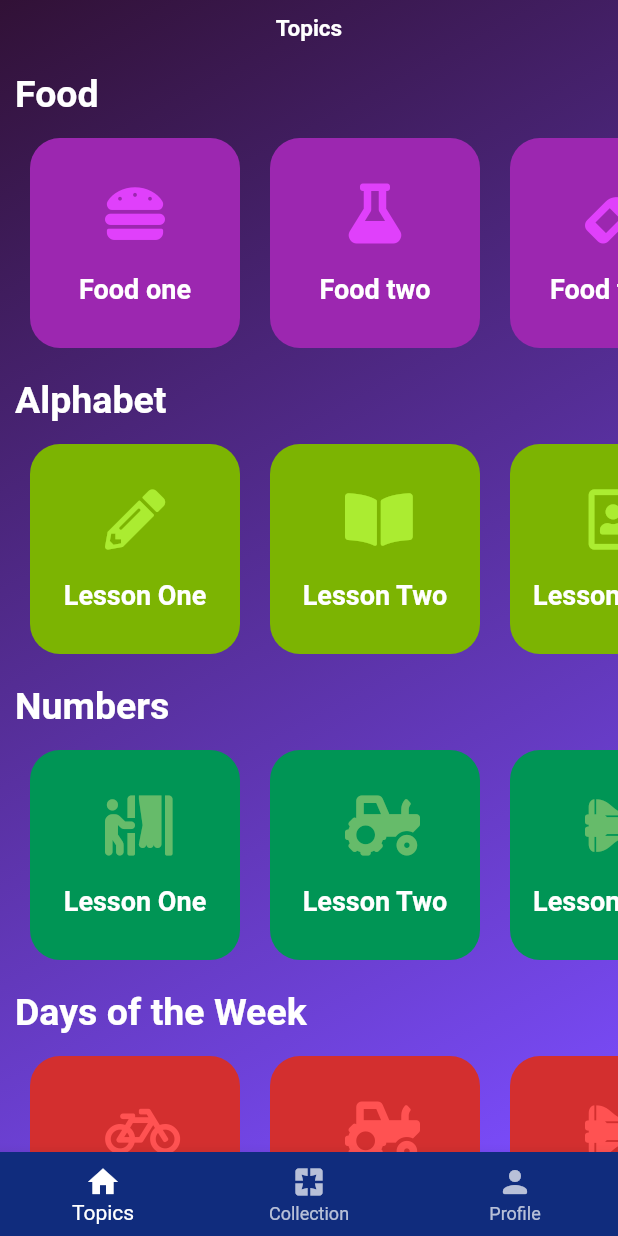
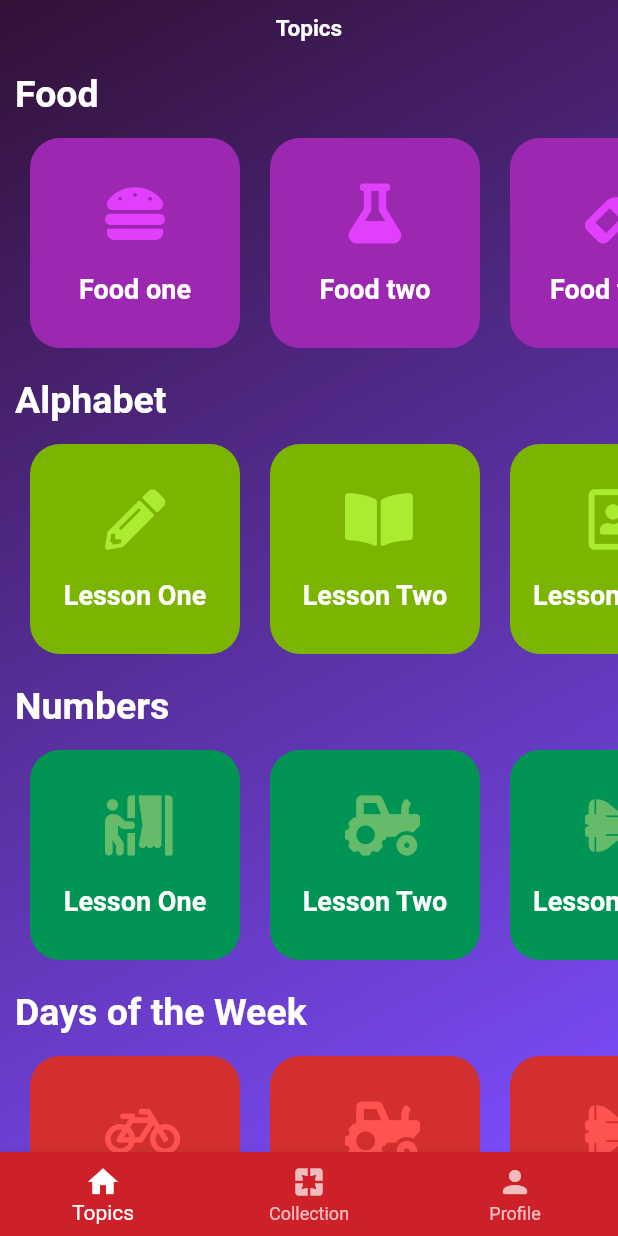
Before and after one commit to carolinemmcg2020/learn_tagalog, a Flutter app: the BottomNavBar screen opened directly, on a phone screen of 412 x 824 dp. Run offline on Flutter 3.47's test engine with Material 2 defaults, Android fonts, the phone set to English and light mode, and no system bars; drawn by our look-alikes of flutter_settings_screens; our stand-ins replace avatar_glow, cloud_firestore, firebase_auth, firebase_core, font_awesome_flutter, google_sign_in and 1 more; accounts and stored records are empty.

Commit message:
Changed Nav bar colour

```diff
--- a/lib/bottom_nav_bar.dart
+++ b/lib/bottom_nav_bar.dart
@@ -46,7 +46,7 @@ class _BottomNavBarState extends State<BottomNavBar> {
         child: _pageOptions.elementAt(_selectedIndex),
       ),
       bottomNavigationBar: BottomNavigationBar(
-        backgroundColor: Color(0xFF102C7D),
+        backgroundColor: Color(0xFFCE2029),
         items: [
           BottomNavigationBarItem(
             icon: Icon(Icons.home),
```
